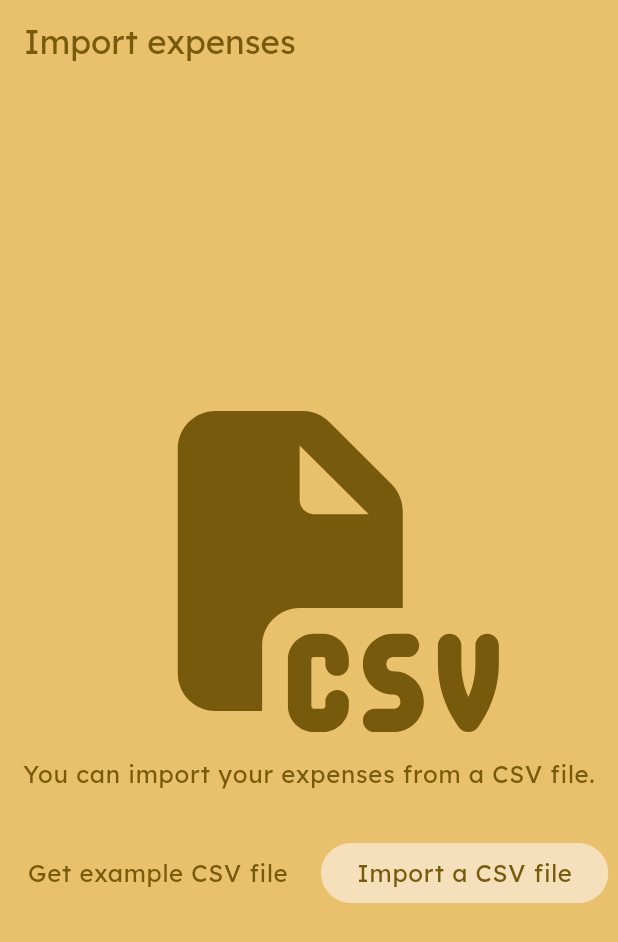
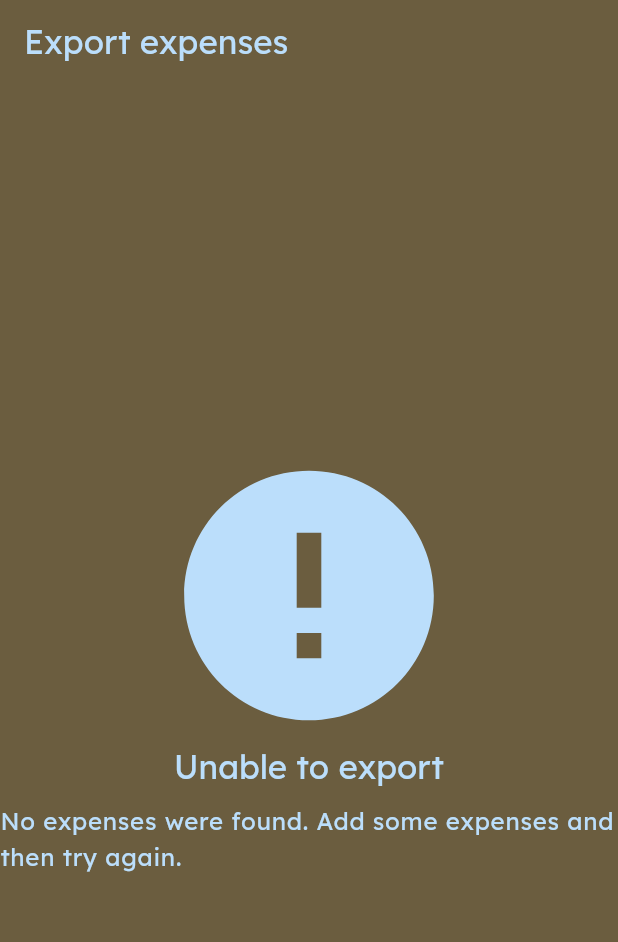
Before and after one commit to emmanuelrosa/monthly_expenses_tracker, a Flutter app: the screen it shows after launch, on a phone screen of 412 x 824 dp. Shown: the top 942 px of the screen. Run offline on Flutter 3.47's test engine with Material 3 defaults, Android fonts, the phone set to English and light mode, and no system bars; our stand-ins replace file_picker, font_awesome_flutter, freezed_annotation, google_fonts, hive_ce; missing offline and left inert: fast_csv; accounts and stored records are empty.

Commit message:
expenses_export: add export page

```diff
--- /dev/null
+++ b/lib/expenses_export/expenses_export_page.dart
@@ -0,0 +1,241 @@
+import 'dart:math';
+
+import 'package:file_picker/file_picker.dart';
+import 'package:flutter/material.dart';
+import 'package:font_awesome_flutter/font_awesome_flutter.dart';
+import 'package:monthly_expenses_tracker/expenses_data/expenses_data_repository.dart';
+import 'package:monthly_expenses_tracker/expenses_export/expenses_export_service.dart';
+
+class ExpensesExportPage extends StatelessWidget {
+  const ExpensesExportPage({super.key});
+
+  @override
+  Widget build(BuildContext context) {
+    final repository = ExpensesDataRepositoryProvider.of(context).repository;
+    final service = ExpensesExportService(repository);
+
+    return ExpensesExportServiceProvider(
+      service: service,
+      child: Builder(
+        builder: (context) {
+          final service = ExpensesExportServiceProvider.of(context).service;
+
+          return ListenableBuilder(
+            listenable: service,
+            builder: (context, child) {
+              final theme = Theme.of(context);
+              final backgroundColor = switch (service.state) {
+                ExpensesExportServiceReadyState() =>
+                  theme.colorScheme.inversePrimary,
+                ExpensesExportServiceNotReadyState() =>
+                  theme.colorScheme.secondary,
+                ExpensesExportServiceErrorState() =>
+                  theme.colorScheme.secondary,
+                ExpensesExportServiceExportingState() =>
+                  theme.colorScheme.inversePrimary,
+              };
+              final titleColor = switch (service.state) {
+                ExpensesExportServiceReadyState() => theme.primaryColor,
+                ExpensesExportServiceNotReadyState() => theme.primaryColorLight,
+                ExpensesExportServiceErrorState() => theme.primaryColorLight,
+                ExpensesExportServiceExportingState() => theme.primaryColor,
+              };
+
+              return Scaffold(
+                backgroundColor: backgroundColor,
+                appBar: AppBar(
+                  backgroundColor: backgroundColor,
+                  title: Text(
+                    'Export expenses',
+                    style: theme.textTheme.titleLarge?.copyWith(
+                      color: titleColor,
+                    ),
+                  ),
+                ),
+                body: switch (service.state) {
+                  ExpensesExportServiceReadyState() => _ReadyStateWidget(
+                    service: service,
+                  ),
+                  ExpensesExportServiceNotReadyState() =>
+                    _NotReadyStateWidget(),
+                  ExpensesExportServiceErrorState() => _ErrorStateWidget(
+                    service: service,
+                  ),
+                  ExpensesExportServiceExportingState(progress: var progress) =>
+                    _ExportingStateWidget(progress: progress),
+                },
+              );
+            },
+          );
+        },
+      ),
+    );
+  }
+}
+
+class _ReadyStateWidget extends StatelessWidget {
+  final ExpensesExportService service;
+
+  const _ReadyStateWidget({super.key, required this.service});
+
+  @override
+  Widget build(BuildContext context) {
+    final theme = Theme.of(context);
+
+    return Center(
+      child: Column(
+        mainAxisAlignment: MainAxisAlignment.center,
+        children: [
+          LayoutBuilder(
+            builder: (context, constraints) => Icon(
+              FontAwesomeIcons.fileCsv,
+              size: max(100, min(constraints.maxWidth - 150, 200)),
+              color: theme.primaryColor,
+            ),
+          ),
+          SizedBox(height: 30),
+          Text(
+            'You can export your expenses to a CSV file.',
+            style: theme.textTheme.bodyLarge?.copyWith(
+              color: theme.primaryColor,
+            ),
+          ),
+          SizedBox(height: 30),
+          FilledButton.tonal(
+            onPressed: () => _exportCsvFile(context),
+            child: Text(
+              'Export to a CSV file',
+              style: theme.textTheme.bodyLarge?.copyWith(
+                color: theme.primaryColor,
+              ),
+            ),
+          ),
+        ],
+      ),
+    );
+  }
+
+  void _exportCsvFile(BuildContext context) {
+    final service = ExpensesExportServiceProvider.of(context).service;
+
+    service.exportExpenses(
+      minimumDelay: Duration(seconds: 1),
+      completed: (bytes) async {
+        await FilePicker.platform.saveFile(
+          dialogTitle: 'Save CSV',
+          fileName: 'exported-expenses.csv',
+          bytes: bytes,
+        );
+      },
+    );
+  }
+}
+
+class _NotReadyStateWidget extends StatelessWidget {
+  @override
+  Widget build(BuildContext context) {
+    final theme = Theme.of(context);
+
+    return Center(
+      child: Column(
+        mainAxisAlignment: MainAxisAlignment.center,
+        children: [
+          LayoutBuilder(
+            builder: (context, constraints) => Icon(
+              Icons.error,
+              size: max(100, min(constraints.maxWidth - 150, 200)),
+              color: theme.primaryColorLight,
+            ),
+          ),
+          Text(
+            'Unable to export',
+            style: theme.textTheme.titleLarge?.copyWith(
+              color: theme.primaryColorLight,
+            ),
+          ),
+          SizedBox(height: 10),
+          Text(
+            'No expenses were found. Add some expenses and then try again.',
+            style: theme.textTheme.bodyLarge?.copyWith(
+              color: theme.primaryColorLight,
+            ),
+          ),
+        ],
+      ),
+    );
+  }
+}
+
+class _ErrorStateWidget extends StatelessWidget {
+  final ExpensesExportService service;
+
+  const _ErrorStateWidget({super.key, required this.service});
+
+  @override
+  Widget build(BuildContext context) {
+    final theme = Theme.of(context);
+
+    return Center(
+      child: Column(
+        mainAxisAlignment: MainAxisAlignment.center,
+        children: [
+          LayoutBuilder(
+            builder: (context, constraints) => Icon(
+              Icons.error,
+              size: max(100, min(constraints.maxWidth - 150, 200)),
+              color: theme.primaryColorLight,
+            ),
+          ),
+          Text(
+            'Export failed',
+            style: theme.textTheme.titleLarge?.copyWith(
+              color: theme.primaryColorLight,
+            ),
+          ),
+          SizedBox(height: 10),
+          Text(
+            'Unfortunately, your expenses could not be exported.',
+            style: theme.textTheme.bodyLarge?.copyWith(
+              color: theme.primaryColorLight,
+            ),
+          ),
+          Text(
+            service.state.toString(),
+            style: theme.textTheme.bodyLarge?.copyWith(
+              color: theme.primaryColorLight,
+            ),
+          ),
+        ],
+      ),
+    );
+  }
+}
+
+class _ExportingStateWidget extends StatelessWidget {
+  final double progress;
+
+  const _ExportingStateWidget({super.key, required this.progress});
+
+  @override
+  Widget build(BuildContext context) => Center(
+    child: Column(
+      mainAxisAlignment: MainAxisAlignment.center,
+      children: [
+        LayoutBuilder(
+          builder: (context, constraints) {
+            double size = max(100, min(constraints.maxWidth - 150, 200));
+
+            return SizedBox(
+              width: size,
+              height: size,
+              child: CircularProgressIndicator(
+                strokeWidth: 10,
+                value: progress,
+              ),
+            );
+          },
+        ),
+      ],
+    ),
+  );
+}
--- a/lib/expenses_export/expenses_export_service.dart
+++ b/lib/expenses_export/expenses_export_service.dart
@@ -2,6 +2,7 @@ import 'dart:convert';
 import 'dart:typed_data';
 
 import 'package:flutter/foundation.dart';
+import 'package:flutter/material.dart';
 import 'package:monthly_expenses_tracker/expenses_data/expenses_data_repository.dart';
 
 sealed class ExpensesExportServiceState {
@@ -22,6 +23,9 @@ class ExpensesExportServiceErrorState extends ExpensesExportServiceState {
   final String message;
 
   const ExpensesExportServiceErrorState(this.message);
+
+  @override
+  String toString() => message;
 }
 
 /// This service provides the ability to export the [ExpensesData] to a CSV file.
@@ -43,13 +47,17 @@ class ExpensesExportService with ChangeNotifier {
 
   /// Exports the [ExpenseData] records to a [Uint8List] formatted as CSV.
   /// If provided, the callback is called with the bytes ready to write to a file.
+  /// The [minimumDelay] ensures that the service remains in the exporting state
+  /// for at least some duration. This is to give the UI a chance to show the
+  /// exporting progress.
   /// The [state] is updated along the way to indicate progress, and to yield
   /// to the Dart runtime.
   /// Only call when [state] is [ExpensesExportServiceReadyState].
   /// Throws [AssertionError] if the repository doesn't have any data.
-  Future<void> exportExpenses([
+  Future<void> exportExpenses({
     void Function(Uint8List bytes)? completed,
-  ]) async {
+    Duration minimumDelay = Duration.zero,
+  }) async {
     assert(
       _repository.hasData,
       'exportExpenses() cannot be called when there is no data available.',
@@ -58,7 +66,10 @@ class ExpensesExportService with ChangeNotifier {
     final builder = BytesBuilder();
     final totalNumberOfLines = _repository.numberOfRecords + 1;
     var recordCount = 1;
+    late ExpensesExportServiceState finalState;
+    final startTimestamp = DateTime.timestamp();
 
+    try {
       await for (final line in toCSV()) {
         final bytes = utf8.encode(line);
         builder.add(bytes);
@@ -72,9 +83,19 @@ class ExpensesExportService with ChangeNotifier {
       if (completed != null) {
         completed(builder.toBytes());
       }
+      finalState = ExpensesExportServiceReadyState();
+    } catch (e) {
+      finalState = ExpensesExportServiceErrorState(e.toString());
+    } finally {
+      final elapsedTime = DateTime.timestamp().difference(startTimestamp);
+      final delay = minimumDelay - elapsedTime;
 
-    _state = ExpensesExportServiceReadyState();
+      if (!delay.isNegative) {
+        await Future.delayed(delay);
+      }
+      _state = finalState;
       notifyListeners();
+    }
   }
 
   /// Creates a [Stream] of CSV file lines.
@@ -102,3 +123,29 @@ class ExpensesExportService with ChangeNotifier {
     }
   }
 }
+
+class ExpensesExportServiceProvider extends InheritedWidget {
+  final ExpensesExportService service;
+
+  const ExpensesExportServiceProvider({
+    super.key,
+    required this.service,
+    required super.child,
+  });
+
+  static ExpensesExportServiceProvider? maybeOf(BuildContext context) => context
+      .dependOnInheritedWidgetOfExactType<ExpensesExportServiceProvider>();
+
+  static ExpensesExportServiceProvider of(BuildContext context) {
+    final provider = maybeOf(context);
+    assert(
+      provider != null,
+      'No ExpensesExportServiceProvider found in context.',
+    );
+    return provider!;
+  }
+
+  @override
+  bool updateShouldNotify(covariant ExpensesExportServiceProvider oldWidget) =>
+      this != oldWidget;
+}
--- a/lib/main.dart
+++ b/lib/main.dart
@@ -1,6 +1,7 @@
 import 'package:flutter/material.dart';
 import 'package:google_fonts/google_fonts.dart';
 import 'package:monthly_expenses_tracker/expenses_data/expenses_data_repository.dart';
+import 'package:monthly_expenses_tracker/expenses_export/expenses_export_page.dart';
 import 'package:monthly_expenses_tracker/expenses_import/expenses_import_page.dart';
 
 late ExpensesDataRepository repository;
@@ -21,7 +22,7 @@ class MyApp extends StatelessWidget {
         colorScheme: .fromSeed(seedColor: Colors.amber),
         textTheme: GoogleFonts.lexendTextTheme(),
       ),
-      home: ExpensesDataRepositoryLoader(child: ExpensesImportPage()),
+      home: ExpensesDataRepositoryLoader(child: ExpensesExportPage()),
     );
   }
 }
```
Also changed, not shown: 1 other file. Lines whose indentation alone changed are shown as unchanged.
